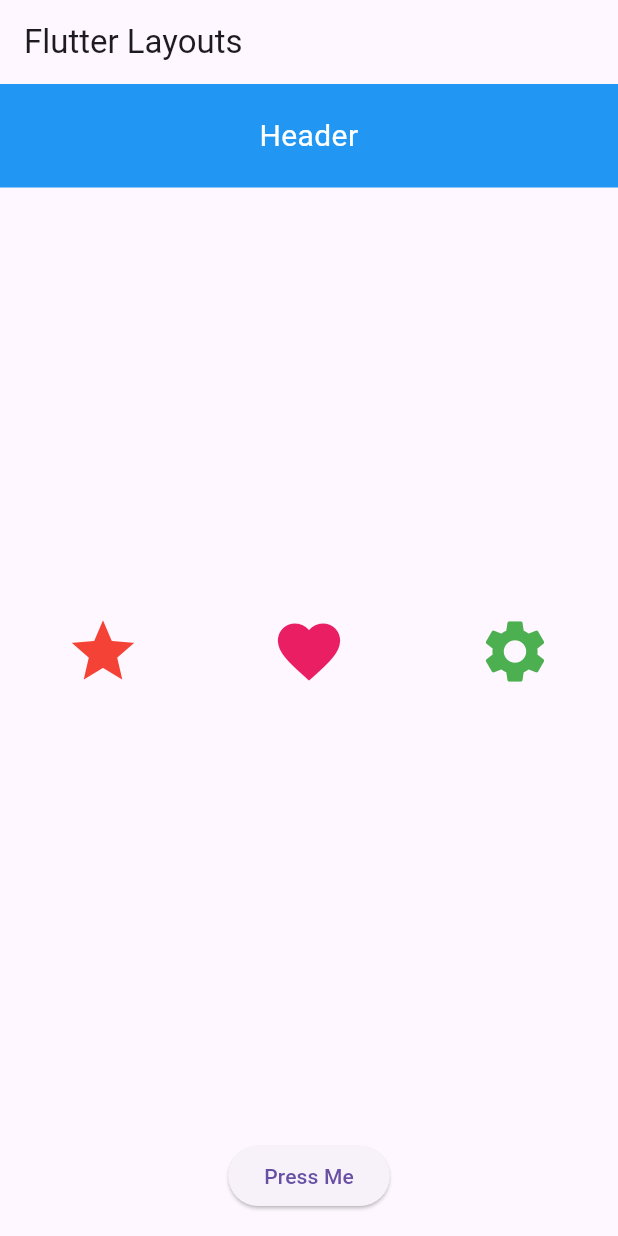
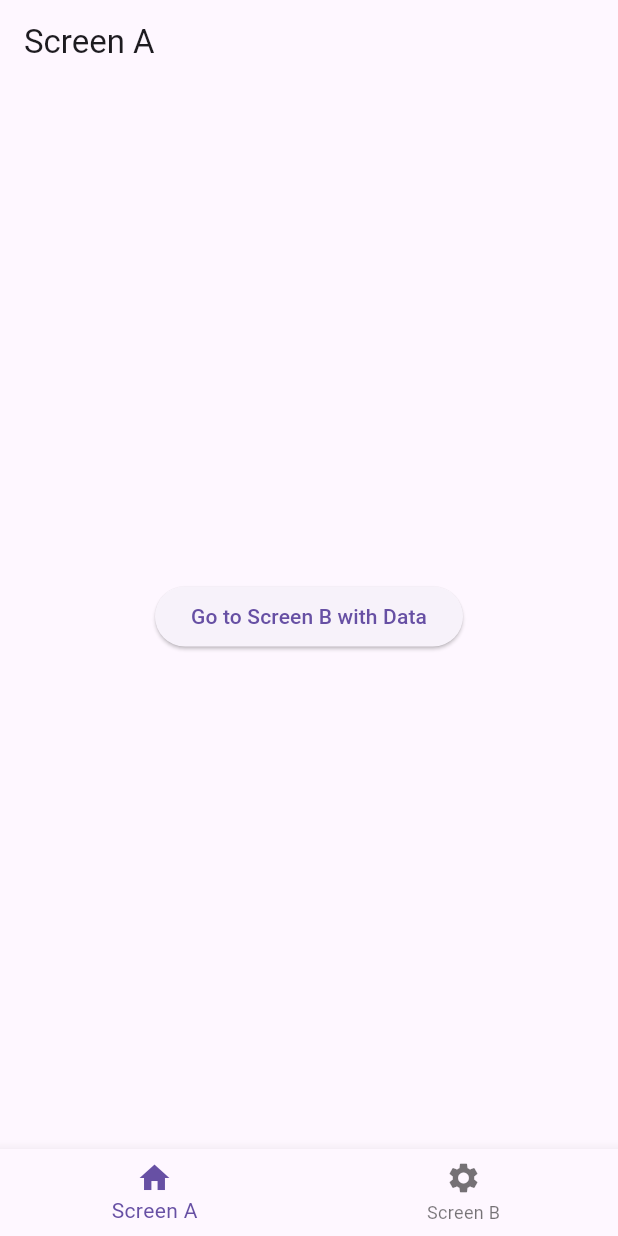
Before and after one commit to pratikkumar399/fluttery, a Flutter app: the screen it shows after launch, on a phone screen of 412 x 824 dp. Run offline on Flutter 3.47's test engine with Material 3 defaults, Android fonts, the phone set to English and light mode, and no system bars.

Commit message:
navigation menu

```diff
--- a/lib/main.dart
+++ b/lib/main.dart
@@ -4,47 +4,95 @@ void main() {
   runApp(MyApp());
 }
 
-class MyApp extends StatelessWidget {
+class MyApp extends StatefulWidget {
+  @override
+  _MyAppState createState() => _MyAppState();
+}
+
+class _MyAppState extends State<MyApp> {
+  int _currentIndex = 0;
+
+  final List<Widget> _screens = [
+    ScreenA(),
+    ScreenB(data: 'Initial Data'),
+  ];
+
   @override
   Widget build(BuildContext context) {
     return MaterialApp(
       home: Scaffold(
-        appBar: AppBar(
-          title: Text('Flutter Layouts'),
-        ),
-        body: Column(
-          children: <Widget>[
-            Container(
-              color: Colors.blue,
-              width: double.infinity,
-              padding: EdgeInsets.all(20.0),
-              child: Text(
-                'Header',
-                style: TextStyle(color: Colors.white, fontSize: 20),
-                textAlign: TextAlign.center,
-              ),
-            ),
-            const Expanded(
-              child: Row(
-                mainAxisAlignment: MainAxisAlignment.spaceAround,
-                crossAxisAlignment: CrossAxisAlignment.center,
-                children: <Widget>[
-                  Icon(Icons.star, size: 50, color: Colors.red),
-                  Icon(Icons.favorite, size: 50, color: Colors.pink),
-                  Icon(Icons.settings, size: 50, color: Colors.green),
-                ],
-              ),
-            ),
-            Padding(
-              padding: const EdgeInsets.all(16.0),
-              child: ElevatedButton(
-                onPressed: () {},
-                child: Text('Press Me'),
-              ),
-            ),
+        body: _screens[_currentIndex], // Show the current screen
+        bottomNavigationBar: BottomNavigationBar(
+          currentIndex: _currentIndex,
+          onTap: (index) {
+            setState(() {
+              _currentIndex = index;
+            });
+          },
+          items: const [
+            BottomNavigationBarItem(icon: Icon(Icons.home), label: 'Screen A'),
+            BottomNavigationBarItem(
+                icon: Icon(Icons.settings), label: 'Screen B'),
           ],
         ),
       ),
     );
   }
 }
+
+class ScreenA extends StatelessWidget {
+  const ScreenA({super.key});
+
+  @override
+  Widget build(BuildContext context) {
+    return Scaffold(
+      appBar: AppBar(title: Text('Screen A')),
+      body: Center(
+        child: ElevatedButton(
+          onPressed: () {
+            Navigator.push(
+              context,
+              MaterialPageRoute(
+                builder: (context) => ScreenB(data: 'Hello from Screen A'),
+              ),
+            );
+          },
+          child: Text('Go to Screen B with Data'),
+        ),
+      ),
+    );
+  }
+}
+
+class ScreenB extends StatefulWidget {
+  final String data;
+
+  const ScreenB({super.key, required this.data});
+
+  @override
+  _ScreenBState createState() => _ScreenBState();
+}
+
+class _ScreenBState extends State<ScreenB> {
+  int _counter = 0;
+
+  void _incrementCounter() {
+    setState(() {
+      _counter++;
+    });
+  }
+
+  @override
+  Widget build(BuildContext context) {
+    return Scaffold(
+      appBar: AppBar(title: Text('Counter App')),
+      body: Center(
+        child: Text('Counter: $_counter', style: TextStyle(fontSize: 24)),
+      ),
+      floatingActionButton: FloatingActionButton(
+        onPressed: _incrementCounter,
+        child: Icon(Icons.add),
+      ),
+    );
+  }
+}
```
